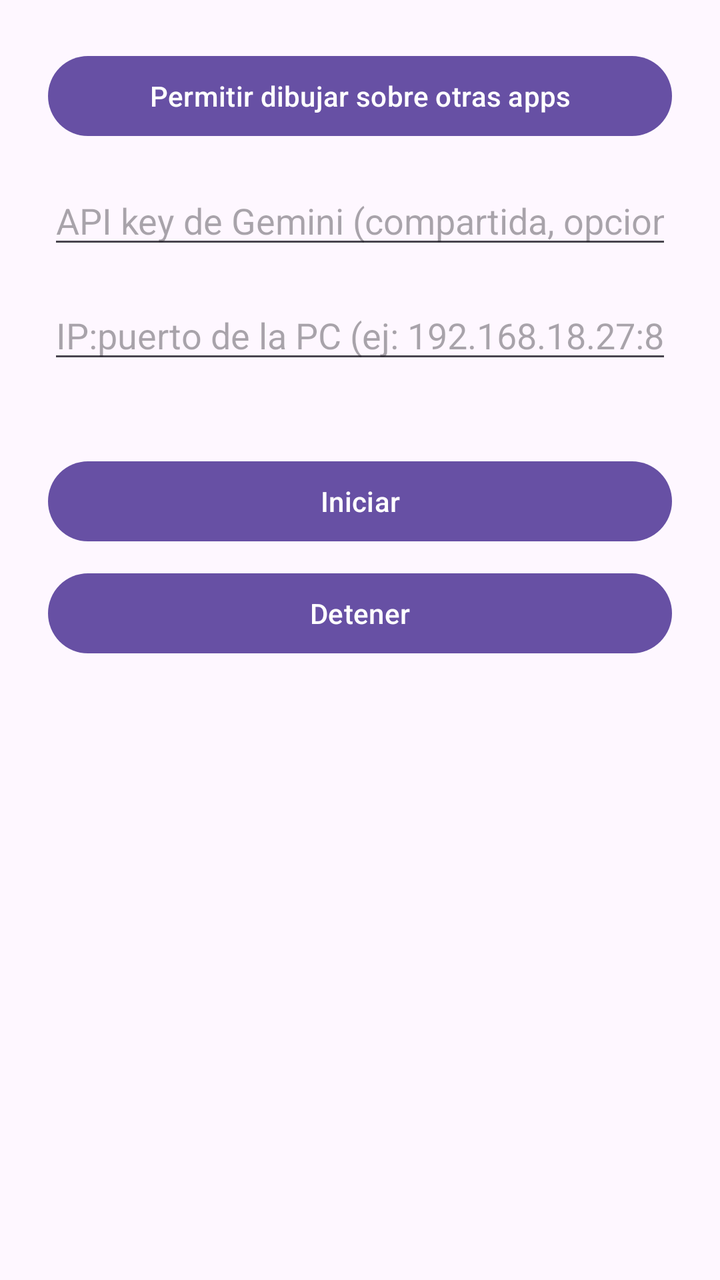
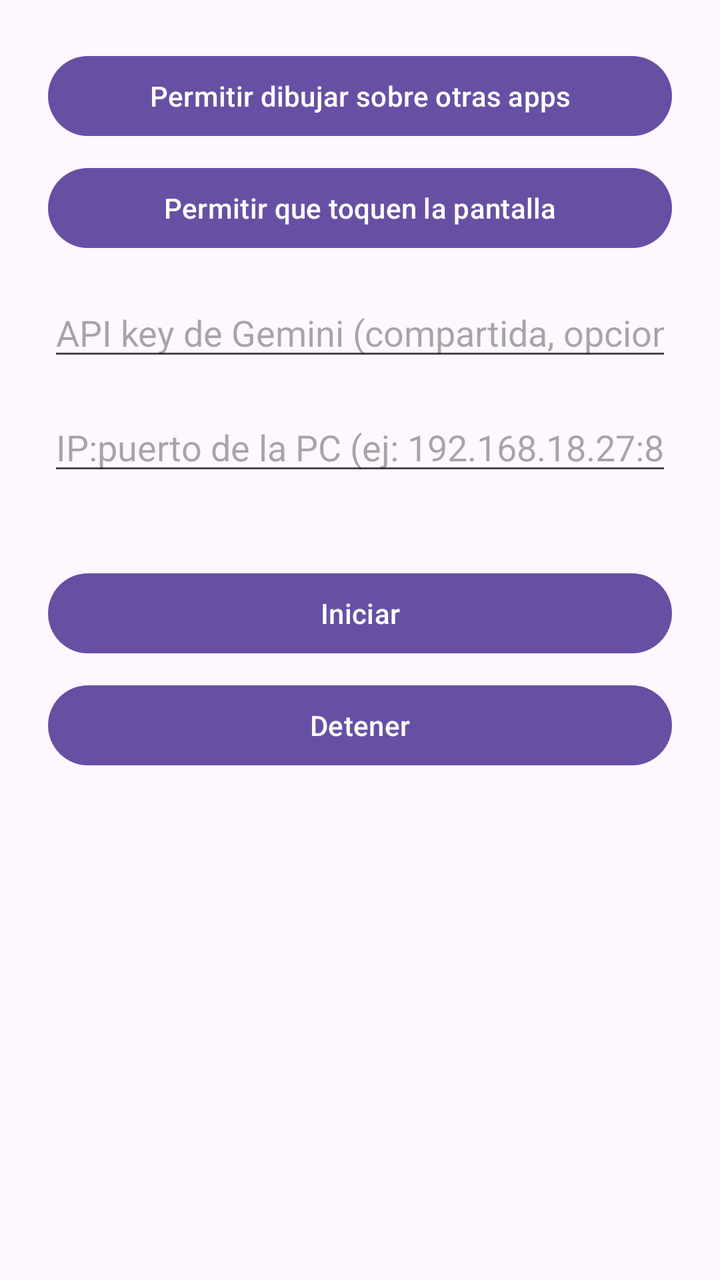

Screens rendered from an Android XML layout before and after an edit, with the pre-edit source and the edit as a unified diff.
<!-- AndroidManifest.xml: application theme Theme.StickmanAI -->
<!-- res/layout/activity_main.xml -->
<?xml version="1.0" encoding="utf-8"?>
<ScrollView xmlns:android="http://schemas.android.com/apk/res/android"
    android:layout_width="match_parent"
    android:layout_height="match_parent">

    <LinearLayout
        android:layout_width="match_parent"
        android:layout_height="wrap_content"
        android:orientation="vertical"
        android:padding="24dp">

        <Button
            android:id="@+id/btnGrantOverlay"
            android:layout_width="match_parent"
            android:layout_height="wrap_content"
            android:text="@string/grant_overlay" />

        <EditText
            android:id="@+id/editSharedApiKey"
            android:layout_width="match_parent"
            android:layout_height="wrap_content"
            android:layout_marginTop="16dp"
            android:hint="@string/gemini_api_key_hint"
            android:inputType="textPassword" />

        <EditText
            android:id="@+id/editPcAddress"
            android:layout_width="match_parent"
            android:layout_height="wrap_content"
            android:layout_marginTop="16dp"
            android:hint="@string/pc_address_hint"
            android:inputType="text" />

        <LinearLayout
            android:id="@+id/characterList"
            android:layout_width="match_parent"
            android:layout_height="wrap_content"
            android:layout_marginTop="16dp"
            android:orientation="vertical" />

        <Button
            android:id="@+id/btnStart"
            android:layout_width="match_parent"
            android:layout_height="wrap_content"
            android:layout_marginTop="24dp"
            android:text="@string/start_service" />

        <Button
            android:id="@+id/btnStop"
            android:layout_width="match_parent"
            android:layout_height="wrap_content"
            android:layout_marginTop="8dp"
            android:text="@string/stop_service" />

    </LinearLayout>
</ScrollView>
<!-- resources referenced by this layout -->
<resources>
  <string name="gemini_api_key_hint">API key de Gemini (compartida, opcional si cada uno tiene la suya)</string>
  <string name="grant_overlay">Permitir dibujar sobre otras apps</string>
  <string name="pc_address_hint">IP:puerto de la PC (ej: 192.168.18.27:8787)</string>
  <string name="start_service">Iniciar</string>
  <string name="stop_service">Detener</string>
  <style name="Theme.StickmanAI" parent="Theme.Material3.DayNight.NoActionBar" />
</resources>

<!-- the commit's change to res/layout/activity_main.xml (unified diff, before → after) -->
@@ -14,6 +14,13 @@
             android:layout_width="match_parent"
             android:layout_height="wrap_content"
             android:text="@string/grant_overlay" />
+
+        <Button
+            android:id="@+id/btnGrantAccessibility"
+            android:layout_width="match_parent"
+            android:layout_height="wrap_content"
+            android:layout_marginTop="8dp"
+            android:text="@string/grant_accessibility" />
 
         <EditText
             android:id="@+id/editSharedApiKey"
<!-- resource entries referenced after the edit -->
@@ -1,6 +1,7 @@
 <!-- resources referenced by this layout -->
 <resources>
   <string name="gemini_api_key_hint">API key de Gemini (compartida, opcional si cada uno tiene la suya)</string>
+  <string name="grant_accessibility">Permitir que toquen la pantalla</string>
   <string name="grant_overlay">Permitir dibujar sobre otras apps</string>
   <string name="pc_address_hint">IP:puerto de la PC (ej: 192.168.18.27:8787)</string>
   <string name="start_service">Iniciar</string>
